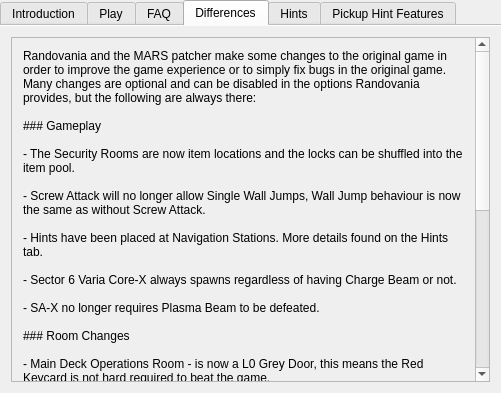
First picture: the form in randovania/games/fusion/gui/ui_files/games_tab_fusion_widget.ui, repository randovania/randovania, before the edit.
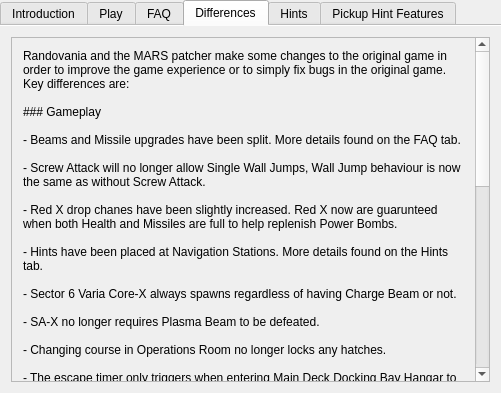
Second picture: the form after the edit. The open tabs and pages were chosen to show the change. Custom widgets are drawn as their Qt base class.

```diff
--- a/randovania/games/fusion/gui/ui_files/games_tab_fusion_widget.ui
+++ b/randovania/games/fusion/gui/ui_files/games_tab_fusion_widget.ui
@@ -136,48 +136,52 @@
          <x>0</x>
          <y>0</y>
          <width>467</width>
-         <height>625</height>
+         <height>765</height>
         </rect>
        </property>
        <layout class="QVBoxLayout" name="verticalLayout">
         <item>
          <widget class="QLabel" name="differences_label">
           <property name="text">
-           <string>Randovania and the MARS patcher make some changes to the original game in order to improve the game experience or to simply fix bugs in the original game. Many changes are optional and can be disabled in the options Randovania provides, but the following are always there: 
+           <string>Randovania and the MARS patcher make some changes to the original game in order to improve the game experience or to simply fix bugs in the original game. Key differences are: 
 
 ### Gameplay
 
-- The Security Rooms are now item locations and the locks can be shuffled into the item pool. 
+- Beams and Missile upgrades have been split. More details found on the FAQ tab.
 
 - Screw Attack will no longer allow Single Wall Jumps, Wall Jump behaviour is now the same as without Screw Attack. 
 
+- Red X drop chanes have been slightly increased. Red X now are guarunteed when both Health and Missiles are full to help replenish Power Bombs.
+
 - Hints have been placed at Navigation Stations. More details found on the Hints tab.
 
 - Sector 6 Varia Core-X always spawns regardless of having Charge Beam or not. 
 
 - SA-X no longer requires Plasma Beam to be defeated. 
 
+- Changing course in Operations Room no longer locks any hatches.
+
+- The escape timer only triggers when entering Main Deck Docking Bay Hangar to fight the Omega Metroid.
+
 ### Room Changes
 
-- Main Deck Operations Room - is now a L0 Grey Door, this means the Red Keycard is not hard required to beat the game.
+- Main Deck Operations Room - is now a grey L0 hatch, this means the Red Keycard is not hard required to beat the game.
 
 - Main Deck Operations Ventillation - now has a connection between Crew Quarters East/West.
 
-- Main Deck Central Reactor Core - now has a platform near the top to make removing the vines not dangerous.
+- Main Deck Central Reactor Core - now has a platform near the top to make traversal still possible after the vines have been removed.
 
-- Sector 5 will always remain in it's unbroken state, some rooms have been modified to account for this. 
+- The destruction of Sector 5 has been changed to always be consistent. Everything in West Sector 5 will always be undamaged, while everything East will be destroyed.
 
-- Sector 5 Arctic Containment - the upper-right door is now a L3 Yellow Door. 
+- Sector 5 - The red L4 hatch between Arctic Containment and Crows Nest has been changed to a yellow L3 hatch.
 
 ### Quality of Life
 
 - You can now reset to your spawn location by pressing L on the map screen. This will restore the game state to your last save, everything gained since will be lost. This is NEVER considered logical.
 
-- You can now enable/disable acquired powerups in the inventory screen.
+- On the inventory screen, you can now enable/disable acquired powerups. Infant Metroid count is also displayed.
 
-- You can now cycle the Sectors on the map by pressing SELECT.
-
-- You can now show the Room name on the map by pressing A.</string>
+- On the map screen, you can now cycle the Sectors on the map by pressing SELECT and show the current room name by pressing A. In-game Time (IGT) and L0 is also displayed.</string>
           </property>
           <property name="textFormat">
            <enum>Qt::MarkdownText</enum>
```
